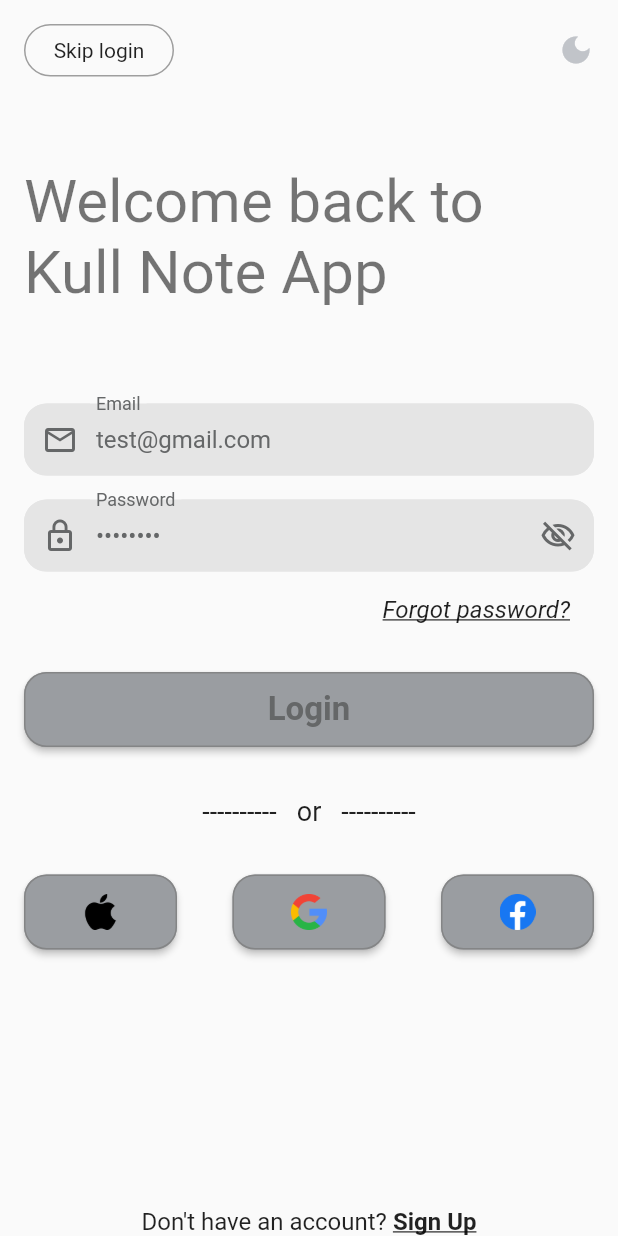
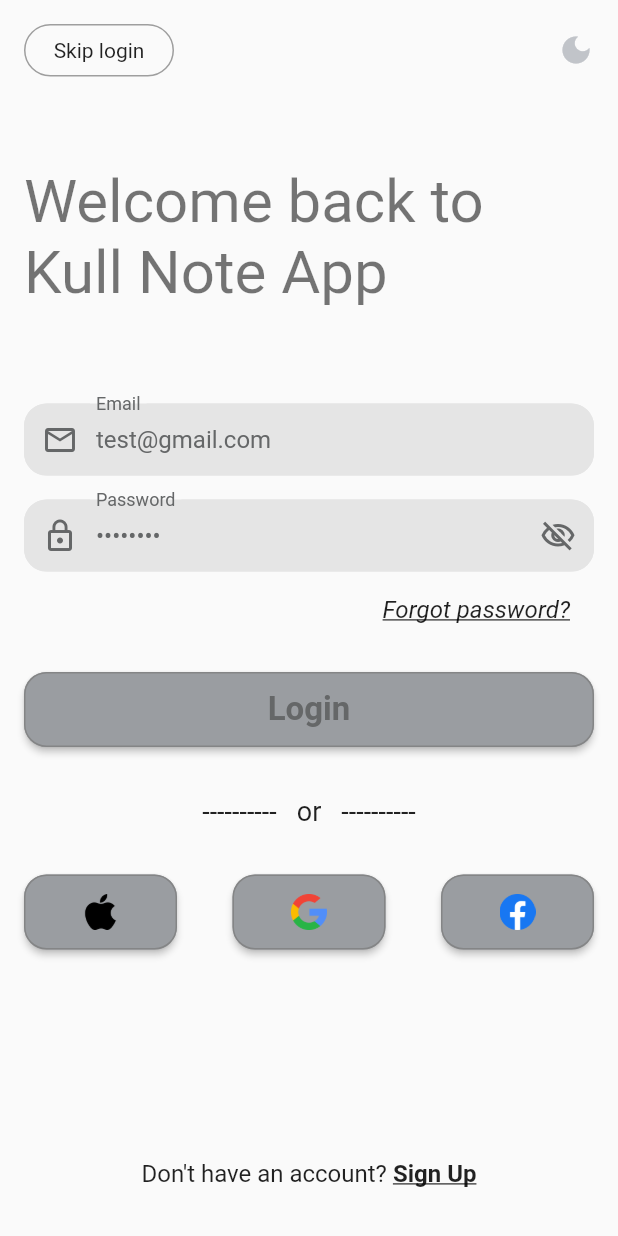
Before and after one commit to Kingkull2811/flutter_note_app, a Flutter app: the LoginScreen screen opened by its route, on a phone screen of 412 x 824 dp. Run offline on Flutter 3.47's test engine with Material 2 defaults, Android fonts, the phone set to English and light mode, and no system bars; our stand-ins replace cloud_firestore, dots_indicator, equatable, firebase_auth, firebase_core, flutter_switch and 4 more; missing offline and left inert: flutter_facebook_auth; accounts and stored records are empty; generated files the repository leaves out were written again.

```diff
--- a/lib/l10n/app_en.arb
+++ b/lib/l10n/app_en.arb
@@ -4,6 +4,8 @@
   "login":"Login",
   "signup":"Sign Up",
   "logout":"Logout",
+  "signUp_success": "Sign Up Successfully",
+  "go_to_login": "Please go to the login screen",
   "logout_confirm":"Do you want to log out?",
   "dark_mode":"Dark mode",
   "error":"ERROR !!!",
--- a/lib/l10n/app_vi.arb
+++ b/lib/l10n/app_vi.arb
@@ -4,6 +4,8 @@
   "login":"Đăng nhập",
   "signup":"Đăng ký",
   "logout":"Đăng xuất",
+  "signUp_success": "Đăng ký thành công",
+  "go_to_login": "Vui lòng chuyển đến màn hình đăng nhập",
   "logout_confirm":"Bạn có muốn đăng xuất không?",
   "dark_mode":"Chế độ tối",
   "error":"Lỗi !!!",
--- a/lib/screens/login/login_screen.dart
+++ b/lib/screens/login/login_screen.dart
@@ -80,11 +80,10 @@ class _LoginScreenState extends ConsumerState<LoginScreen> {
     return GestureDetector(
       onTap: () => FocusScope.of(context).unfocus(),
       child: Scaffold(
-        // resizeToAvoidBottomInset: true,
         body: SingleChildScrollView(
           padding: const EdgeInsets.all(16),
           child: SizedBox(
-            height: MediaQuery.of(context).size.height,
+            height: MediaQuery.of(context).size.height - 32,
             child: SafeArea(
               child: Column(
                 crossAxisAlignment: CrossAxisAlignment.center,
--- a/lib/widgets/custom_input_field.dart
+++ b/lib/widgets/custom_input_field.dart
@@ -27,6 +27,7 @@ class InputFieldCustom extends ConsumerWidget {
   final String? Function(String?)? validator;
   final TextAlign? textAlign;
   final Pattern? whiteList;
+  final bool noWhiteList;
 
   const InputFieldCustom({
     super.key,
@@ -50,6 +51,7 @@ class InputFieldCustom extends ConsumerWidget {
     this.suffix1,
     this.suffix2,
     this.whiteList,
+    this.noWhiteList = false,
   });
 
   @override
@@ -106,10 +108,13 @@ class InputFieldCustom extends ConsumerWidget {
             controller: controller,
             validator: validator,
             obscureText: !isShow,
-            inputFormatters: [
-              LengthLimitingTextInputFormatter(maxText),
-              FilteringTextInputFormatter.allow(whiteList ?? RegExp('([\\S])')),
-            ],
+            inputFormatters: noWhiteList
+                ? null
+                : [
+                    LengthLimitingTextInputFormatter(maxText),
+                    FilteringTextInputFormatter.allow(
+                        whiteList ?? RegExp('([\\S])')),
+                  ],
             textAlign: textAlign ?? TextAlign.start,
             textAlignVertical: TextAlignVertical.center,
             textInputAction: inputAction ?? TextInputAction.done,
```
Also changed, not shown: lib/network/repository/auth_repository.dart (+6 -4 lines), lib/screens/sign_up/sign_up_notifier.dart (+29 -0 lines), lib/screens/sign_up/sign_up_screen.dart (+62 -31 lines).
